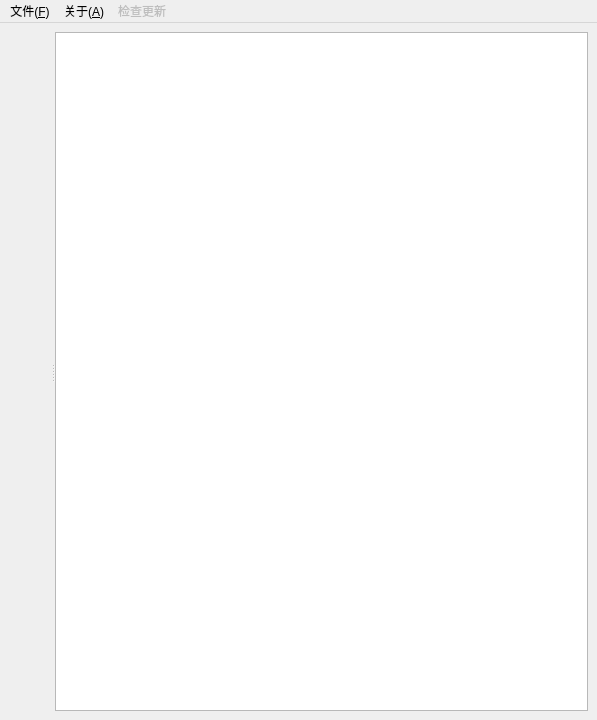
Above: gui/src/MainWindow.ui from kendryte/BurningTool before the change. Below: the same form after it.
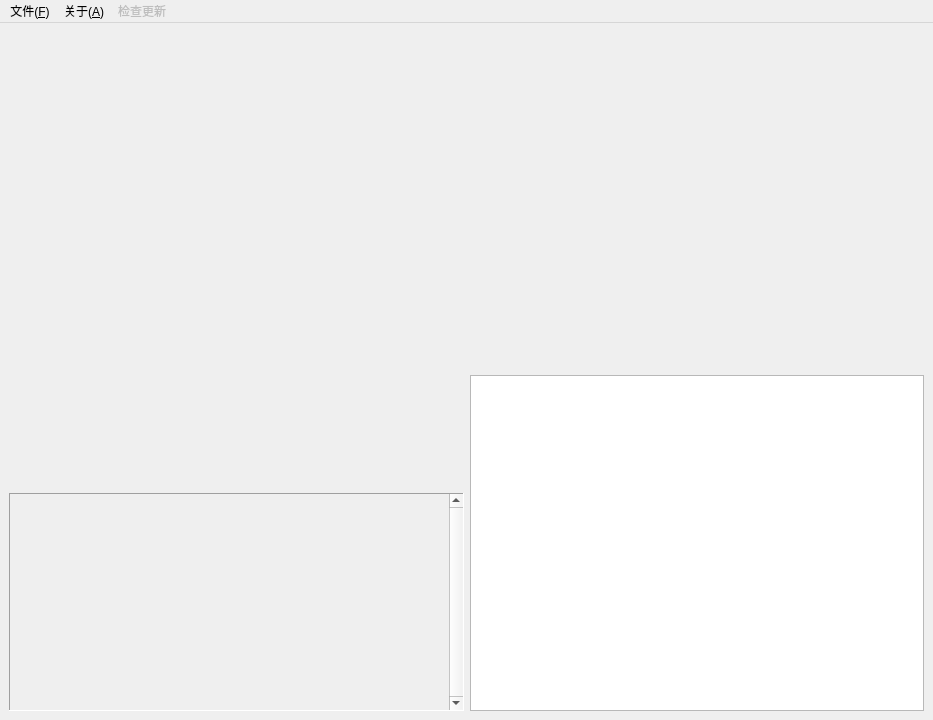
That is the form after the change. Icons and pictures are not drawn. Custom widgets are drawn as their Qt base class.

```diff
--- a/gui/src/MainWindow.ui
+++ b/gui/src/MainWindow.ui
@@ -6,7 +6,7 @@
    <rect>
     <x>0</x>
     <y>0</y>
-    <width>597</width>
+    <width>933</width>
     <height>720</height>
    </rect>
   </property>
@@ -25,19 +25,80 @@
   </property>
   <widget class="QWidget" name="mainView">
    <layout class="QVBoxLayout" name="verticalLayout_2">
+    <item>
+     <widget class="SettingsWindow" name="settingsWindow" native="true">
+      <property name="minimumSize">
+       <size>
+        <width>300</width>
+        <height>200</height>
+       </size>
+      </property>
+     </widget>
+    </item>
     <item>
      <widget class="QSplitter" name="mainSplitter">
       <property name="orientation">
        <enum>Qt::Horizontal</enum>
       </property>
-      <widget class="QWidget" name="mainContainer" native="true">
-       <layout class="QVBoxLayout" name="verticalLayout">
+      <widget class="QWidget" name="horizontalLayoutWidget">
+       <layout class="QHBoxLayout" name="horizontalLayout">
         <item>
-         <widget class="SettingsWindow" name="settingsWindow" native="true"/>
-        </item>
+         <layout class="QVBoxLayout" name="mainContainer">
         <item>
-         <widget class="SingleBurnWindow" name="manualBurnWindow" native="true"/>
-        </item>
+           <widget class="BuringControlWindow" name="burnControlWindow" native="true">
+            <property name="minimumSize">
+             <size>
+              <width>0</width>
+              <height>112</height>
+             </size>
+            </property>
+           </widget>
+          </item>
+          <item>
+           <widget class="QScrollArea" name="scrollArea">
+            <property name="frameShape">
+             <enum>QFrame::Panel</enum>
+            </property>
+            <property name="verticalScrollBarPolicy">
+             <enum>Qt::ScrollBarAlwaysOn</enum>
+            </property>
+            <property name="horizontalScrollBarPolicy">
+             <enum>Qt::ScrollBarAlwaysOff</enum>
+            </property>
+            <property name="widgetResizable">
+             <bool>true</bool>
+            </property>
+            <property name="alignment">
+             <set>Qt::AlignLeading|Qt::AlignLeft|Qt::AlignTop</set>
+            </property>
+            <widget class="QWidget" name="jobListContainer">
+             <property name="geometry">
+              <rect>
+               <x>0</x>
+               <y>0</y>
+               <width>433</width>
+               <height>213</height>
+              </rect>
+             </property>
+             <layout class="QVBoxLayout" name="burnJobListView">
+              <property name="spacing">
+               <number>3</number>
+              </property>
+              <property name="sizeConstraint">
+               <enum>QLayout::SetMinimumSize</enum>
+              </property>
+              <property name="leftMargin">
+               <number>3</number>
+              </property>
+              <property name="topMargin">
+               <number>6</number>
+              </property>
+              <property name="rightMargin">
+               <number>3</number>
+              </property>
+              <property name="bottomMargin">
+               <number>6</number>
+              </property>
         <item>
          <spacer name="verticalSpacer">
           <property name="orientation">
@@ -53,29 +114,10 @@
         </item>
        </layout>
       </widget>
-      <widget class="QWidget" name="debugLogView" native="true">
-       <property name="sizePolicy">
-        <sizepolicy hsizetype="Expanding" vsizetype="Preferred">
-         <horstretch>0</horstretch>
-         <verstretch>0</verstretch>
-        </sizepolicy>
-       </property>
-       <layout class="QVBoxLayout" name="verticalLayout_3">
-        <property name="spacing">
-         <number>0</number>
-        </property>
-        <property name="leftMargin">
-         <number>0</number>
-        </property>
-        <property name="topMargin">
-         <number>0</number>
-        </property>
-        <property name="rightMargin">
-         <number>0</number>
-        </property>
-        <property name="bottomMargin">
-         <number>0</number>
-        </property>
+           </widget>
+          </item>
+         </layout>
+        </item>
         <item>
          <widget class="LoggerWindow" name="textLog">
           <property name="undoRedoEnabled">
@@ -97,8 +139,8 @@
     <rect>
      <x>0</x>
      <y>0</y>
-     <width>597</width>
-     <height>17</height>
+     <width>933</width>
+     <height>22</height>
     </rect>
    </property>
    <widget class="QMenu" name="menuF_ile">
@@ -210,9 +252,9 @@
    <container>1</container>
   </customwidget>
   <customwidget>
-   <class>SingleBurnWindow</class>
+   <class>BuringControlWindow</class>
    <extends>QWidget</extends>
-   <header>widgets/SingleBurnWindow.h</header>
+   <header>widgets/BuringControlWindow.h</header>
    <container>1</container>
   </customwidget>
  </customwidgets>
```
Lines whose indentation alone changed are shown as unchanged.
